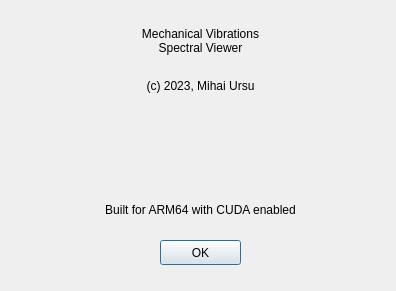
Before: the Qt Designer form SpectralViewer/About.ui in mu1492/CbM, drawn with Qt 5.
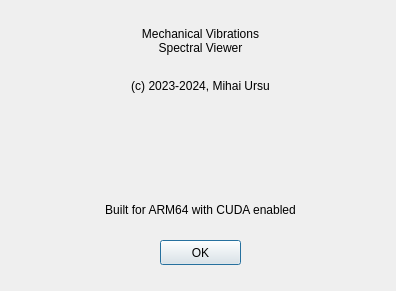
After: the same form once the commit is applied. Icons and pictures are not drawn.

Diff of the .ui file:
```diff
--- a/SpectralViewer/About.ui
+++ b/SpectralViewer/About.ui
@@ -29,14 +29,14 @@
   <widget class="QLabel" name="CopyrightLabel">
    <property name="geometry">
     <rect>
-     <x>110</x>
+     <x>90</x>
      <y>70</y>
-     <width>181</width>
+     <width>221</width>
      <height>31</height>
     </rect>
    </property>
    <property name="text">
-    <string>(c) 2023, Mihai Ursu</string>
+    <string>(c) 2023-2024, Mihai Ursu</string>
    </property>
    <property name="alignment">
     <set>Qt::AlignCenter</set>
```
